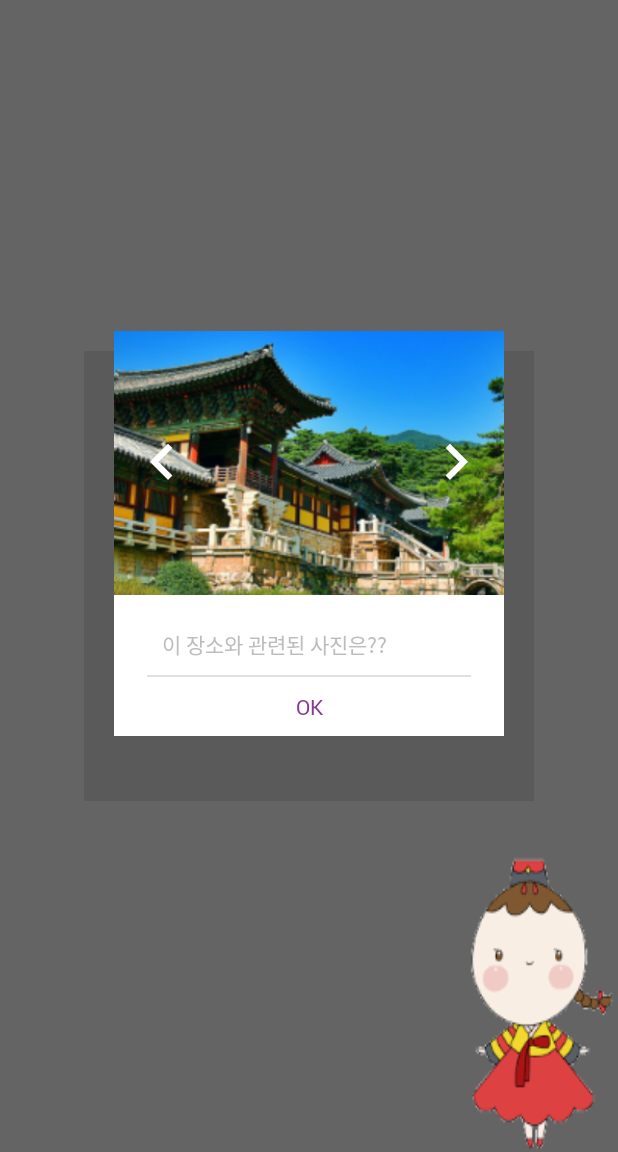
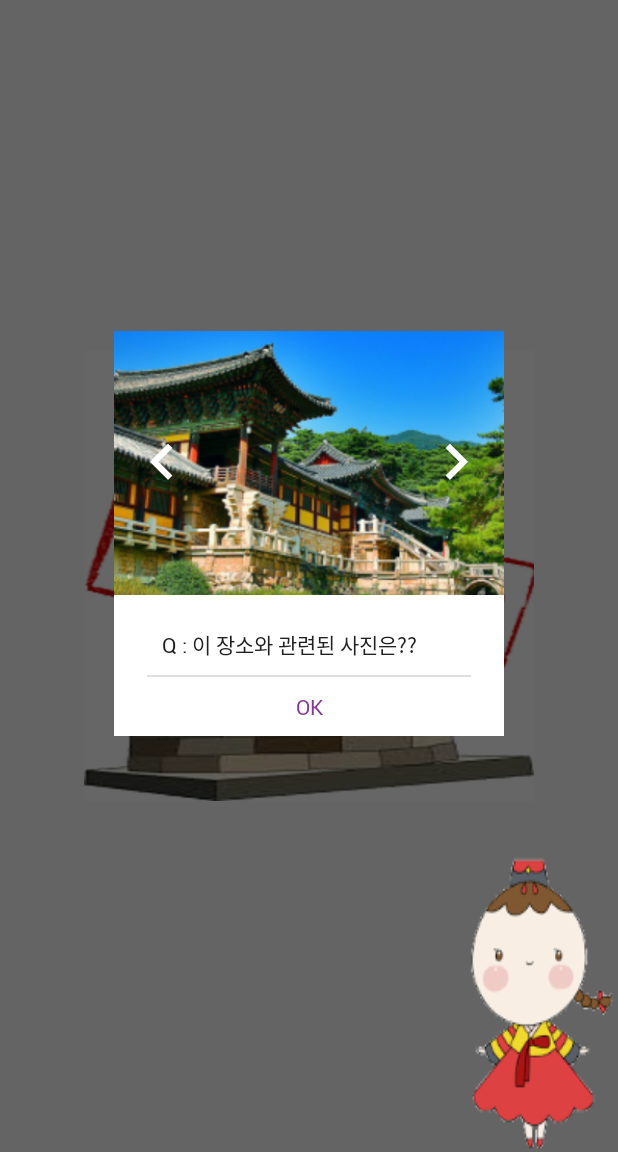
Before and after one commit to almighty911216/GoTravel, an Android app: the fragment StampAuthFragment placed in its activity, on a phone screen of 412 x 824 dp, the part 84-1236 px from its top. Run offline under Robolectric (Android 15) with nearby library versions, the phone set to English and light mode, and no system bars; our stand-ins replace Picasso; libraries missing offline, so code that uses them is left out: com.nineoldandroids.view, com.nostra13.universalimageloader; pictures from the network do not load; Roboto replaces fonts that are not available here; 15 statements that could not run were skipped.

Commit message:
SW Maestro

```diff
--- a/src/Android/app/src/main/java/com/example/almig/android/fragment/HomeFragment.java
+++ b/src/Android/app/src/main/java/com/example/almig/android/fragment/HomeFragment.java
@@ -1,13 +1,11 @@
 package com.example.almig.android.fragment;
 
-import android.graphics.Typeface;
 import android.os.Bundle;
 import android.support.v4.app.Fragment;
 import android.util.Log;
 import android.view.LayoutInflater;
 import android.view.View;
 import android.view.ViewGroup;
-import android.widget.TextView;
 
 import com.example.almig.android.R;
 import com.example.imagesliding.Animations.DescriptionAnimation;
@@ -22,7 +20,7 @@ import java.util.HashMap;
 public class HomeFragment extends Fragment implements BaseSliderView.OnSliderClickListener, ViewPagerEx.OnPageChangeListener {
     private View mRootView;
     private SliderLayout mSlider;
-    private TextView mTvMap;
+//    private TextView mTvMap;
 
     public static HomeFragment newInstance() {
         return new HomeFragment();
@@ -31,8 +29,8 @@ public class HomeFragment extends Fragment implements BaseSliderView.OnSliderCli
     private void initBinding(View rootView) {
         mRootView = rootView;
         mSlider = (SliderLayout)rootView.findViewById(R.id.slider_adv);
-        mTvMap = (TextView)rootView.findViewById(R.id.tv_home_map);
-        mTvMap.setTypeface(Typeface.createFromAsset(mRootView.getContext().getAssets(), "fonts/custom2.ttf"));
+//        mTvMap = (TextView)rootView.findViewById(R.id.tv_home_map);
+//        mTvMap.setTypeface(Typeface.createFromAsset(mRootView.getContext().getAssets(), "fonts/custom2.ttf"));
     }
 
     private void initSlider() {
--- a/src/Android/app/src/main/java/com/example/almig/android/util/DummyCulturalAssetCategoryContent.java
+++ b/src/Android/app/src/main/java/com/example/almig/android/util/DummyCulturalAssetCategoryContent.java
@@ -86,28 +86,28 @@ public class DummyCulturalAssetCategoryContent {
         culturalAssetCategoryModel.setId(1L);
         culturalAssetCategoryModel.setTitleId(R.string.gyeongju_cultural_asset_name_bunhwangsa);
         culturalAssetCategoryModel.setLogoId(R.drawable.bunhwangsa);
-        culturalAssetCategoryModel.setVisit(false);
+        culturalAssetCategoryModel.setVisit(true);
         culturalAssetCategoryModels.add(culturalAssetCategoryModel);
 
         culturalAssetCategoryModel = new CulturalAssetCategoryModel();
         culturalAssetCategoryModel.setId(2L);
         culturalAssetCategoryModel.setTitleId(R.string.gyeongju_cultural_asset_name_chumsungdae);
         culturalAssetCategoryModel.setLogoId(R.drawable.chumsungdae);
-        culturalAssetCategoryModel.setVisit(false);
+        culturalAssetCategoryModel.setVisit(true);
         culturalAssetCategoryModels.add(culturalAssetCategoryModel);
 
         culturalAssetCategoryModel = new CulturalAssetCategoryModel();
         culturalAssetCategoryModel.setId(3L);
         culturalAssetCategoryModel.setTitleId(R.string.gyeongju_cultural_asset_name_hwangryongsaji);
         culturalAssetCategoryModel.setLogoId(R.drawable.hwangryongsaji);
-        culturalAssetCategoryModel.setVisit(true);
+        culturalAssetCategoryModel.setVisit(false);
         culturalAssetCategoryModels.add(culturalAssetCategoryModel);
 
         culturalAssetCategoryModel = new CulturalAssetCategoryModel();
         culturalAssetCategoryModel.setId(4L);
         culturalAssetCategoryModel.setTitleId(R.string.gyeongju_cultural_asset_name_imhae_jeonji);
         culturalAssetCategoryModel.setLogoId(R.drawable.imhae_jeonji);
-        culturalAssetCategoryModel.setVisit(true);
+        culturalAssetCategoryModel.setVisit(false);
         culturalAssetCategoryModels.add(culturalAssetCategoryModel);
 
         culturalAssetCategoryModel = new CulturalAssetCategoryModel();
@@ -121,7 +121,7 @@ public class DummyCulturalAssetCategoryContent {
         culturalAssetCategoryModel.setId(6L);
         culturalAssetCategoryModel.setTitleId(R.string.gyeongju_cultural_asset_name_royal_tomb_of_queen_sundeok);
         culturalAssetCategoryModel.setLogoId(R.drawable.royal_tomb_of_queen_sundeok);
-        culturalAssetCategoryModel.setVisit(true);
+        culturalAssetCategoryModel.setVisit(false);
         culturalAssetCategoryModels.add(culturalAssetCategoryModel);
 
         culturalAssetCategoryModel = new CulturalAssetCategoryModel();
--- a/src/Android/app/src/main/res/layout/dialog_image_quiz.xml
+++ b/src/Android/app/src/main/res/layout/dialog_image_quiz.xml
@@ -3,6 +3,15 @@
     xmlns:app="http://schemas.android.com/apk/res-auto"
     android:layout_width="match_parent"
     android:layout_height="match_parent">
+
+<!--    <TextView
+        android:layout_width="wrap_content"
+        android:layout_height="wrap_content"
+        android:text="돌 발 퀴 즈!!"
+        android:textSize="50sp"
+        android:layout_above="@+id/linearLayout"
+        android:layout_centerHorizontal="true"
+        android:layout_marginBottom="24dp" />-->
 
     <LinearLayout
         android:layout_width="260dp"
@@ -10,7 +19,8 @@
         android:background="@android:color/white"
         android:layout_centerHorizontal="true"
         android:layout_centerVertical="true"
-        android:orientation="vertical" >
+        android:orientation="vertical"
+        android:id="@+id/linearLayout">
 
         <RelativeLayout
             android:layout_width="match_parent"
@@ -58,8 +68,8 @@
                 android:layout_marginRight="32dp"
                 android:paddingBottom="10dp"
                 android:paddingTop="10dp"
-                android:text="이 장소와 관련된 사진은??"
-                android:textColor="@color/main_color_grey_400"
+                android:text="Q : 이 장소와 관련된 사진은??"
+                android:textColor="@color/material_grey_900"
                 android:textSize="14sp"
                 app:typeface="robotoRegular" />
 
--- a/src/Android/app/src/main/res/layout/fragment_home.xml
+++ b/src/Android/app/src/main/res/layout/fragment_home.xml
@@ -27,7 +27,7 @@
         android:layout_marginLeft="20dp"
         app:layout_constraintTop_toBottomOf="@id/slider_adv"
         app:layout_constraintLeft_toLeftOf="parent"/>
-    <TextView
+<!--    <TextView
         android:id="@+id/tv_home_map"
         android:layout_width="wrap_content"
         android:layout_height="wrap_content"
@@ -35,7 +35,7 @@
         android:textSize="20sp"
         app:layout_constraintTop_toBottomOf="@id/btn_home_map"
         app:layout_constraintLeft_toLeftOf="@id/btn_home_map"
-        app:layout_constraintRight_toRightOf="@id/btn_home_map"/>
+        app:layout_constraintRight_toRightOf="@id/btn_home_map"/>-->
 
     <ImageView
         android:id="@+id/btn_home_book"
--- a/src/Android/app/src/main/res/layout/fragment_stamp_auth.xml
+++ b/src/Android/app/src/main/res/layout/fragment_stamp_auth.xml
@@ -9,7 +9,7 @@
         android:id="@+id/iv_auth_picture"
         android:layout_width="300dp"
         android:layout_height="300dp"
-        android:src="@drawable/default_image"
+        android:src="@drawable/auth_chumsungdae"
         android:scaleType="fitXY"
         app:layout_constraintTop_toTopOf="parent"
         app:layout_constraintBottom_toBottomOf="parent"
```
Also changed, not shown: src/Android/app/src/main/java/com/example/almig/android/MainActivity.java (+2 -5 lines), src/Android/app/src/main/res/layout/fragment_footprint.xml (+22 -2 lines), src/Android/app/src/main/res/drawable/auth_chumsungdae.png (added), 22 other files.
